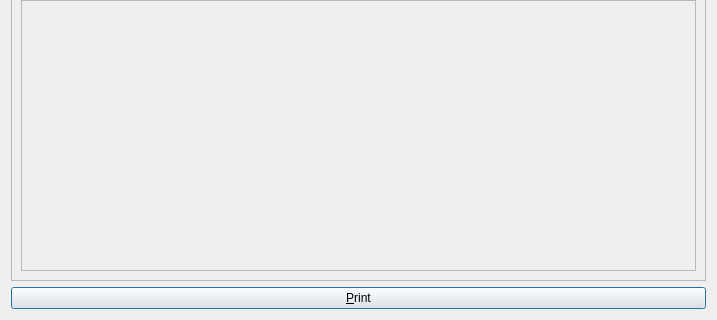
Qt form Projects/ProjectBrainweaver/qtpvdbprintconceptmapdialog.ui (richelbilderbeek/ProjectRichelBilderbeek) before a commit; both pictures show x 0 to 717 and y 359 to 679 of the 717 by 679 pixel window.
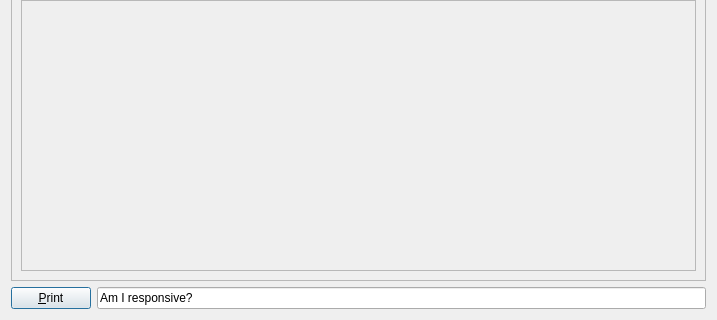
The same form after that commit. Icons and pictures are not drawn.

What changed in the file:
```diff
--- a/Projects/ProjectBrainweaver/qtpvdbprintconceptmapdialog.ui
+++ b/Projects/ProjectBrainweaver/qtpvdbprintconceptmapdialog.ui
@@ -108,11 +108,22 @@
     </widget>
    </item>
    <item>
+    <layout class="QHBoxLayout" name="horizontalLayout">
+     <item>
     <widget class="QPushButton" name="button_print">
      <property name="text">
       <string>&amp;Print</string>
      </property>
     </widget>
+     </item>
+     <item>
+      <widget class="QLineEdit" name="lineEdit">
+       <property name="text">
+        <string>Am I responsive?</string>
+       </property>
+      </widget>
+     </item>
+    </layout>
    </item>
   </layout>
  </widget>
```
Left out of the diff: 2 changed lines with no effect on the pictures. Lines whose indentation alone changed are shown as unchanged.
